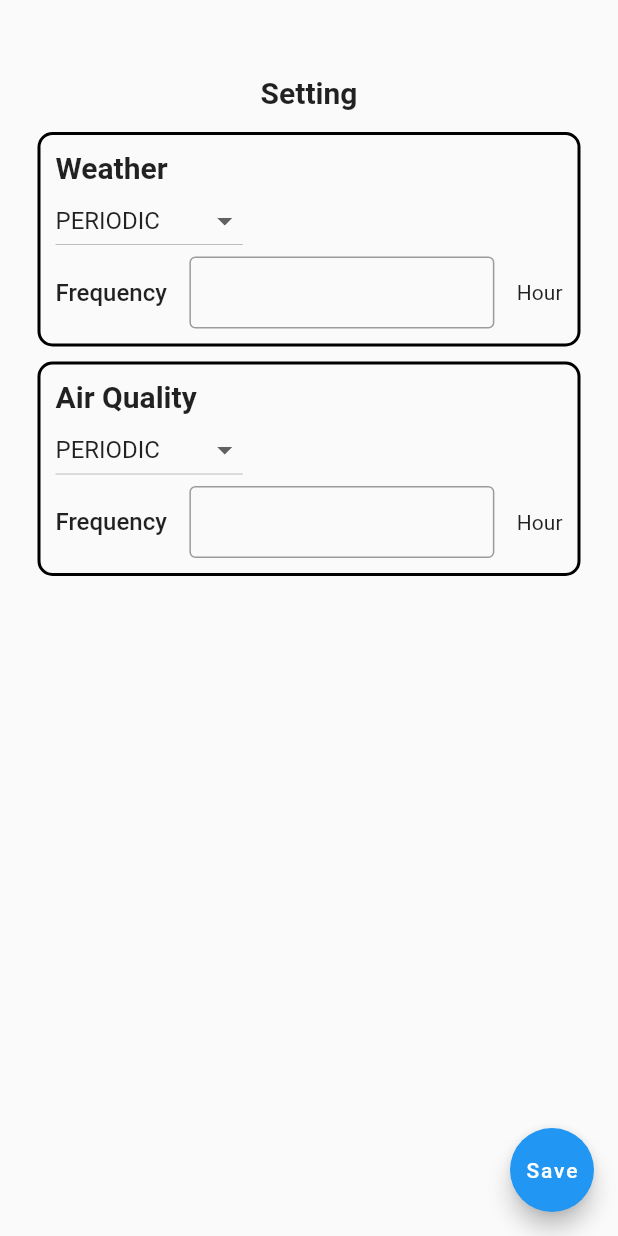
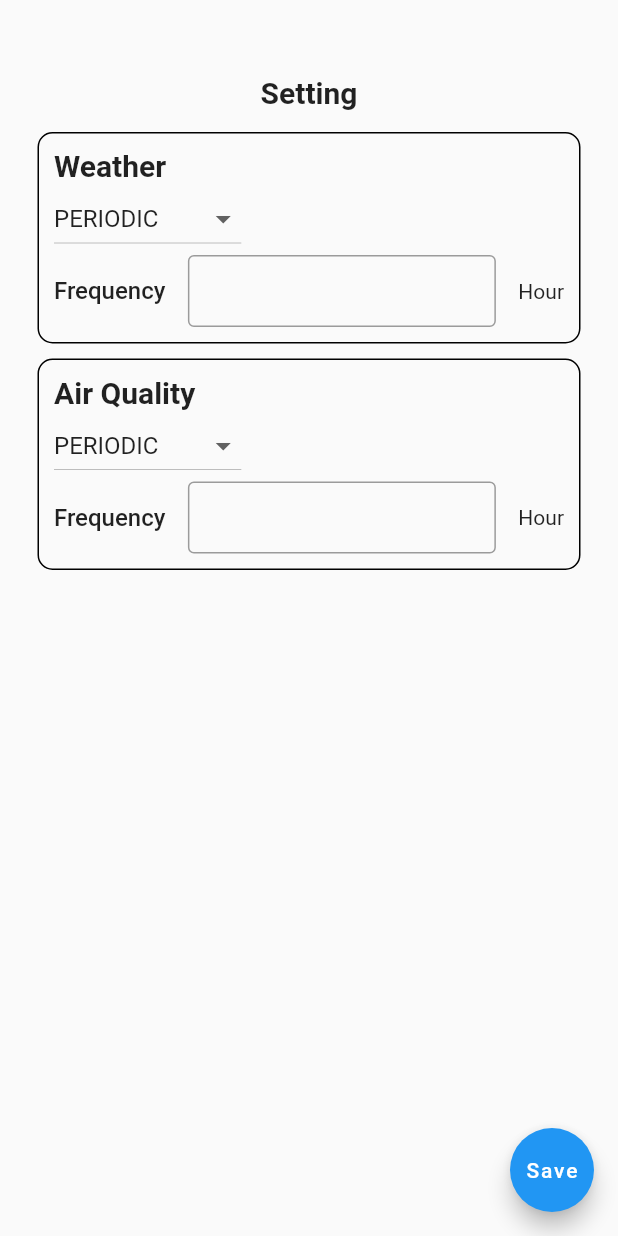
Before and after one commit to RealRavip/Weather_app, a Flutter app: the UserSetting screen opened directly, on a phone screen of 412 x 824 dp. Run offline on Flutter 3.47's test engine with Material 2 defaults, Android fonts, the phone set to English and light mode, and no system bars; our stand-ins replace device_info_plus, firebase_core, firebase_messaging, geocoding, geolocator, google_nav_bar and 1 more; missing offline and left inert: dcdg; accounts and stored records are empty; network calls fail.

Commit message:
edit design

```diff
--- a/lib/Pages/Setting.dart
+++ b/lib/Pages/Setting.dart
@@ -160,7 +160,7 @@ class _UserSettingState extends State<UserSetting> {
   Widget AirSetting() {
     return Container(
       decoration: BoxDecoration(
-        border: Border.all(width: 2),
+        border: Border.all(width: 1),
         borderRadius: BorderRadius.all(
             Radius.circular(10) //                 <--- border radius here
             ),
@@ -251,7 +251,7 @@ class _UserSettingState extends State<UserSetting> {
   Widget WeatherSetting() {
     return Container(
       decoration: BoxDecoration(
-        border: Border.all(width: 2),
+        border: Border.all(width: 1),
         borderRadius: BorderRadius.all(
             Radius.circular(10) //                 <--- border radius here
             ),
```
